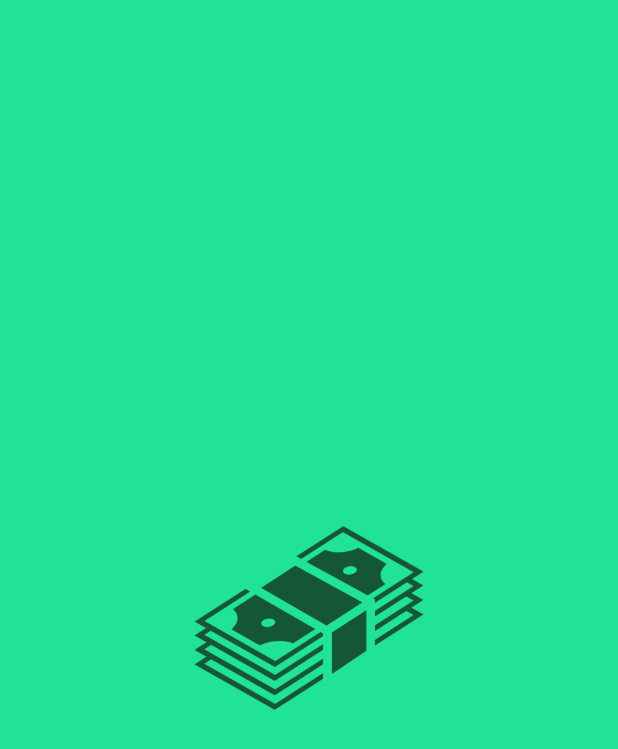
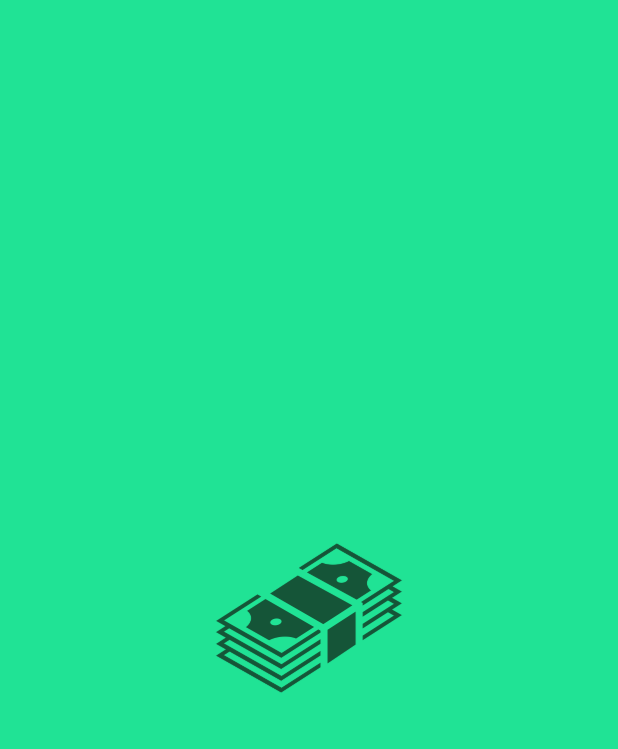
Before and after one commit to sikadali/stack_my_money_app, a Flutter app: the SplashScreen screen opened by its route, on a phone screen of 412 x 824 dp. Shown: the top 749 px of the screen. Run offline on Flutter 3.47's test engine with Material 3 defaults, Android fonts, the phone set to English and light mode, and no system bars; our stand-ins replace bloc, flutter_bloc, font_awesome_flutter.

Commit message:
custom splash screen - icon is now growing

```diff
--- a/lib/src/features/authentication/screens/splash_screen/splash_screen.dart
+++ b/lib/src/features/authentication/screens/splash_screen/splash_screen.dart
@@ -12,6 +12,7 @@ class SplashScreen extends StatefulWidget {
 
 class _SplashScreenState extends State<SplashScreen> {
   double _opacity = 0.0;
+  double _splashIconSize = 0.0;
 
   @override
   void initState() {
@@ -20,6 +21,7 @@ class _SplashScreenState extends State<SplashScreen> {
     Future.delayed(const Duration(milliseconds: 500), () {
       setState(() {
         _opacity = 1.0;
+        _splashIconSize = MediaQuery.of(context).size.height * 0.2;
       });
       // Wait for the logo animation to complete before going to the next page
       Future.delayed(const Duration(milliseconds: 3000), () {
@@ -31,18 +33,25 @@ class _SplashScreenState extends State<SplashScreen> {
   @override
   Widget build(BuildContext context) {
     MediaQueryData mediaQuery = MediaQuery.of(context);
-    double splashIconSize = mediaQuery.size.height * 0.2;
     final bool isDarkMode = mediaQuery.platformBrightness == Brightness.dark;
 
     return Scaffold(
       backgroundColor: isDarkMode ? sSplashDarkColor : sSplashColor,
       body: Center(
-          child: AnimatedOpacity(
-              opacity: _opacity,
-              duration: const Duration(milliseconds: 2000),
-              child: isDarkMode
-                  ? Image(image: const AssetImage(sSplashWhiteIcon), height: splashIconSize)
-                  : Image(image: const AssetImage(sSplashBlackIcon), height: splashIconSize))),
+          child: AnimatedContainer(
+        duration: const Duration(milliseconds: 2000),
+        curve: Curves.easeInOut,
+        // Optional: Add a curve for smoother animation
+        height: _splashIconSize,
+        // Variable to control the height of the image
+        width: _splashIconSize,
+        child: AnimatedOpacity(
+            opacity: _opacity,
+            duration: const Duration(milliseconds: 2000),
+            child: isDarkMode
+                ? const Image(image: AssetImage(sSplashWhiteIcon))
+                : const Image(image: AssetImage(sSplashBlackIcon))),
+      )),
     );
   }
 }
```
